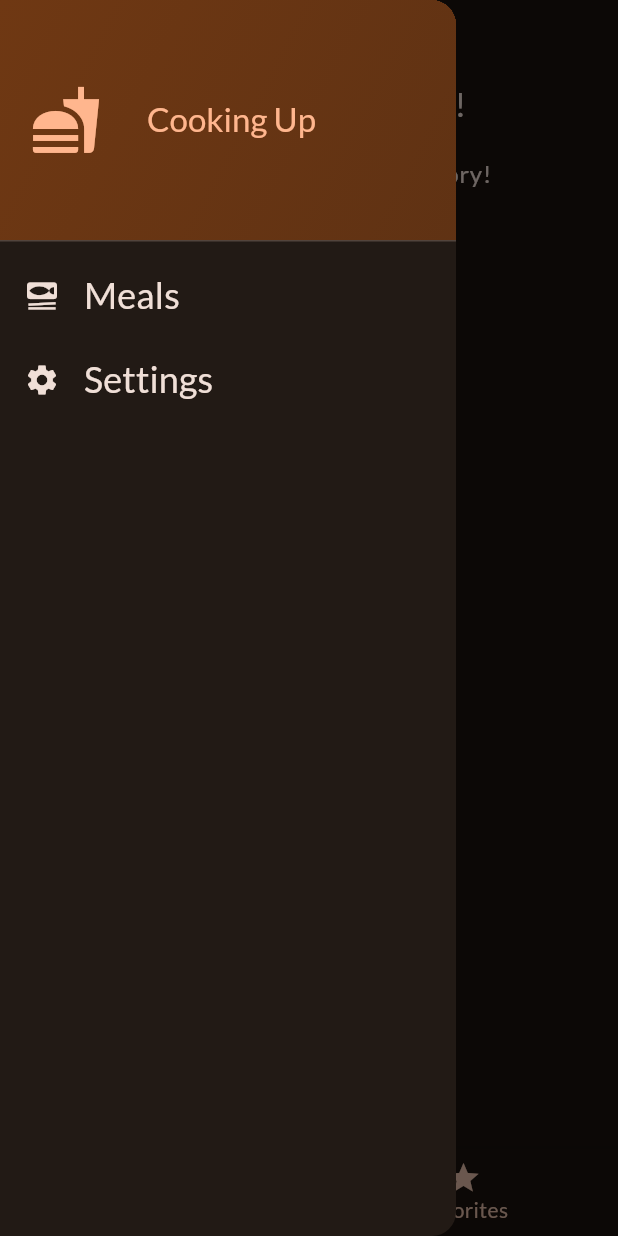
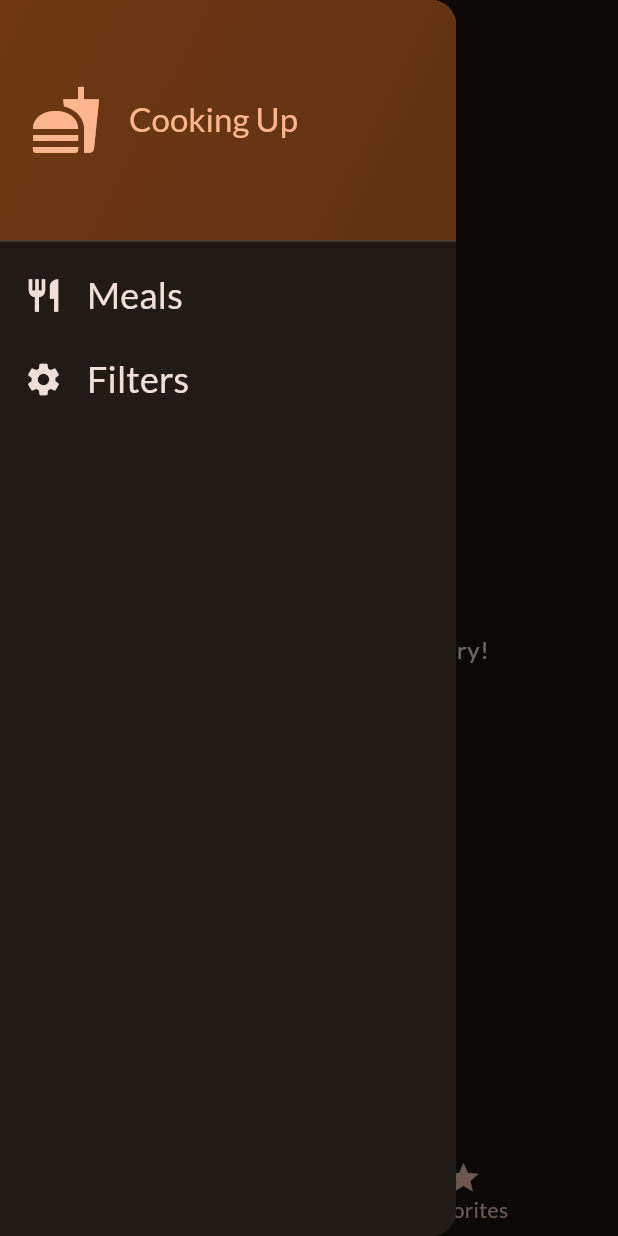
Before and after one commit to Darshankr123/flutter_meals_app_05, a Flutter app: the screen it shows after launch, item 2 of the bottom bar chosen, with the side drawer open, on a phone screen of 412 x 824 dp. Run offline on Flutter 3.47's test engine with Material 3 defaults, Android fonts, the light colour scheme and no system bars; our stand-ins replace google_fonts, transparent_image.

Commit message:
meals app drawer

```diff
--- a/lib/data/dummy_data.dart
+++ b/lib/data/dummy_data.dart
@@ -190,7 +190,7 @@ const dummyMeals = [
   Meal(
     id: 'm5',
     categories: [
-      'c2'
+      'c2',
           'c5',
       'c10',
     ],
--- a/lib/main.dart
+++ b/lib/main.dart
@@ -23,8 +23,7 @@ class App extends StatelessWidget {
   Widget build(BuildContext context) {
     return MaterialApp(
         theme: theme,
-        // home: const CategoriesScreen()
-      home: const Tabs(),
+      home: const TabsScreen(),
     );
   }
 }
--- a/lib/screens/meals.dart
+++ b/lib/screens/meals.dart
@@ -5,35 +5,33 @@ import 'package:meals_app_05/screens/meal_detail_screen.dart';
 import 'package:meals_app_05/widgets/meal_item.dart';
 
 class MealsScreen extends StatelessWidget {
-  const MealsScreen({super.key, required this.meals, this.title,required this.onToggleFavorite});
+  const MealsScreen({super.key, required this.meals, this.title,required this.onAddFavorite});
 
   final List<Meal> meals;
   final String? title;
-  final void Function(Meal meal) onToggleFavorite;
+  final void Function(Meal meal) onAddFavorite;
 
   void selectMeal(BuildContext context, Meal meal) {
-    Navigator.of(context).push(
-      MaterialPageRoute(
-        builder: (_) =>
-            MealDetailScreen(meal: meal, onToggleFavorite: onToggleFavorite),
-      ),
+    // Navigator.pop(context);
+    Navigator.push(
+      context,
+      MaterialPageRoute(builder: (ctx) => MealDetailsScreen(meal: meal,onToggleFavorite: onAddFavorite,)),
     );
   }
 
   @override
   Widget build(BuildContext context) {
+    print(meals.length);
     Widget content = Center(
       child: Column(
+        mainAxisSize: MainAxisSize.min,
         children: [
-          Text(
-            "Uh oh ... nothing here!",
-            style: Theme.of(context).textTheme.titleLarge!.copyWith(
-              color: Theme.of(context).colorScheme.onSurface,
-            ),
-          ),
+           Text("Uh oh .. nothing here!",style: Theme.of(context).textTheme.bodyLarge!.copyWith(
+            color: Theme.of(context).colorScheme.onSurface,
+          ),),
           const SizedBox(height: 20),
           Text(
-            "Try selecting a diffrent category!",
+            "Try selecting different category!",
             style: Theme.of(context).textTheme.bodyLarge!.copyWith(
               color: Theme.of(context).colorScheme.onSurface,
             ),
@@ -44,21 +42,25 @@ class MealsScreen extends StatelessWidget {
 
     if (meals.isNotEmpty) {
       content = ListView.builder(
-        scrollDirection: Axis.vertical,
         itemCount: meals.length,
-        itemBuilder: (ctx, index) {
-          return MealItem(meal: meals[index], onSelectMeal: selectMeal);
-        },
+        itemBuilder: (ctx, index) =>
+            MealItem(meal: meals[index], onSelectMeal: selectMeal,),
       );
-      ;
     }
 
-    if (title == null) {
+    if (title == null){
       return content;
     }
 
     return Scaffold(
-      appBar: AppBar(title: Text(title!), centerTitle: true),
+      appBar: AppBar(
+        title: Text(
+          title!,
+          style: Theme.of(context).textTheme.titleLarge!.copyWith(
+            color: Theme.of(context).colorScheme.onSurface,
+          ),
+        ),
+      ),
       body: content,
     );
   }
--- a/lib/screens/tabs.dart
+++ b/lib/screens/tabs.dart
@@ -1,66 +1,69 @@
 import 'package:flutter/cupertino.dart';
 import 'package:flutter/material.dart';
+import 'package:meals_app_05/data/dummy_data.dart';
 import 'package:meals_app_05/models/meals.dart';
 import 'package:meals_app_05/screens/categories.dart';
 import 'package:meals_app_05/screens/meals.dart';
 import 'package:meals_app_05/widgets/main_drawer.dart';
 
-class Tabs extends StatefulWidget {
-  const Tabs({super.key});
+class TabsScreen extends StatefulWidget {
+  const TabsScreen({super.key});
 
   @override
-  State<Tabs> createState() {
-    return _TabsState();
+  State<StatefulWidget> createState() {
+    return _TabsScreenState();
   }
 }
 
-class _TabsState extends State<Tabs> {
-  int _selectedIndex = 0;
-  final List<Meal> _favoriteMeals = [];
+class _TabsScreenState extends State<TabsScreen> {
+  int _selectedPageIndex = 0;
 
-  void _showInfoMessage(String message) {
-    ScaffoldMessenger.of(context).clearSnackBars();
-    ScaffoldMessenger.of(
-      context,
-    ).showSnackBar(SnackBar(content: Text(message)));
+  void _selectPage(int index) {
+    setState(() {
+      _selectedPageIndex = index;
+    });
   }
 
-  void _toggleFavoriteStatus(Meal meal) {
-    final isExisting = _favoriteMeals.contains(meal);
-    print(meal);
+  final List<Meal> _favoriteList = [];
+
+  void _toggleMealFavoriteStatus(Meal meal) {
+    final bool isExisting = _favoriteList.contains(meal);
 
     if (isExisting) {
       setState(() {
-        _favoriteMeals.remove(meal);
+        _favoriteList.remove(meal);
       });
-      _showInfoMessage("Meal removed from Favorites");
+      _showInfMessage("Meal is no longer a favorite.");
     } else {
       setState(() {
-        _favoriteMeals.add(meal);
+        _favoriteList.add(meal);
       });
-      _showInfoMessage("Meal added to Favorites");
+      _showInfMessage("Marked as favorite");
     }
+
+    print(_favoriteList);
   }
 
-  void _selectPage(int index) {
-    setState(() {
-      _selectedIndex = index;
-    });
+  void _showInfMessage(String message) {
+    ScaffoldMessenger.of(
+      context,
+    ).showSnackBar(  SnackBar(content: Text(message)));
   }
 
   @override
   Widget build(BuildContext context) {
     Widget activePage = CategoriesScreen(
-      onToggleFavorite: _toggleFavoriteStatus,
+      onToggleFavorite: _toggleMealFavoriteStatus,
     );
-    var activePageTitle = "Categories";
+    String activePageTitle = "Categories";
 
-    if (_selectedIndex == 1) {
+    if (_selectedPageIndex == 1) {
+      print(_favoriteList);
       activePage = MealsScreen(
-        meals: _favoriteMeals,
-        onToggleFavorite: _toggleFavoriteStatus,
+        meals: _favoriteList,
+        onAddFavorite: _toggleMealFavoriteStatus,
       );
-      activePageTitle = "Your Favorites";
+      activePageTitle = "Favorites";
     }
 
     return Scaffold(
@@ -68,9 +71,11 @@ class _TabsState extends State<Tabs> {
       drawer: MainDrawer(),
       body: activePage,
       bottomNavigationBar: BottomNavigationBar(
-        currentIndex: _selectedIndex,
-        onTap: _selectPage,
-        items: [
+        onTap: (index) {
+          _selectPage(index);
+        },
+        currentIndex: _selectedPageIndex,
+        items: const [
           BottomNavigationBarItem(
             icon: Icon(Icons.set_meal),
             label: "Categories",
--- a/lib/widgets/main_drawer.dart
+++ b/lib/widgets/main_drawer.dart
@@ -1,3 +1,4 @@
+import 'package:flutter/cupertino.dart';
 import 'package:flutter/material.dart';
 
 class MainDrawer extends StatelessWidget {
@@ -9,7 +10,7 @@ class MainDrawer extends StatelessWidget {
       child: Column(
         children: [
           DrawerHeader(
-            padding: EdgeInsetsGeometry.all(20),
+            padding: const EdgeInsetsGeometry.all(20),
             decoration: BoxDecoration(
               gradient: LinearGradient(
                 colors: [
@@ -29,7 +30,7 @@ class MainDrawer extends StatelessWidget {
                   size: 48,
                   color: Theme.of(context).colorScheme.primary,
                 ),
-                const SizedBox(width: 30,),
+                const SizedBox(width: 18),
                 Text(
                   "Cooking Up",
                   style: Theme.of(context).textTheme.titleLarge!.copyWith(
@@ -40,33 +41,27 @@ class MainDrawer extends StatelessWidget {
             ),
           ),
           ListTile(
-            leading: Icon(
-              Icons.set_meal,
-              color: Theme.of(context).colorScheme.onSurface,
-            ),
+            leading: Icon(Icons.restaurant,size: 26,color: Theme.of(context).colorScheme.onSurface,),
             title: Text(
               "Meals",
               style: Theme.of(context).textTheme.titleSmall!.copyWith(
-                color: Theme.of(context).colorScheme.onSurface,
-                fontSize: 24,
+                color: Theme.of(context).colorScheme.onBackground,
+                fontSize: 24
               ),
             ),
             onTap: (){},
           ),
           ListTile(
-            leading: Icon(
-              Icons.settings,
-              color: Theme.of(context).colorScheme.onSurface,
-            ),
+            leading: Icon(Icons.settings,size: 26,color: Theme.of(context).colorScheme.onSurface,),
             title: Text(
-              "Settings",
+              "Filters",
               style: Theme.of(context).textTheme.titleSmall!.copyWith(
-                color: Theme.of(context).colorScheme.onSurface,
-                fontSize: 24,
+                  color: Theme.of(context).colorScheme.onBackground,
+                  fontSize: 24
               ),
             ),
             onTap: (){},
-          ),
+          )
         ],
       ),
     );
--- a/lib/widgets/meal_item_trait.dart
+++ b/lib/widgets/meal_item_trait.dart
@@ -1,3 +1,4 @@
+import 'package:flutter/cupertino.dart';
 import 'package:flutter/material.dart';
 
 class MealItemTrait extends StatelessWidget {
@@ -12,7 +13,7 @@ class MealItemTrait extends StatelessWidget {
       children: [
         Icon(icon, size: 17, color: Colors.white),
         const SizedBox(width: 6),
-        Text(label, style: const TextStyle(color: Colors.white)),
+        Text(label, style: TextStyle(color: Colors.white)),
       ],
     );
   }
```
Also changed, not shown: lib/screens/categories.dart (+26 -6 lines), lib/screens/meal_detail_screen.dart (+14 -27 lines), lib/widgets/category_grid_item.dart (+14 -27 lines), lib/widgets/meal_item.dart (+24 -22 lines), lib/screens/filters.dart (added).
